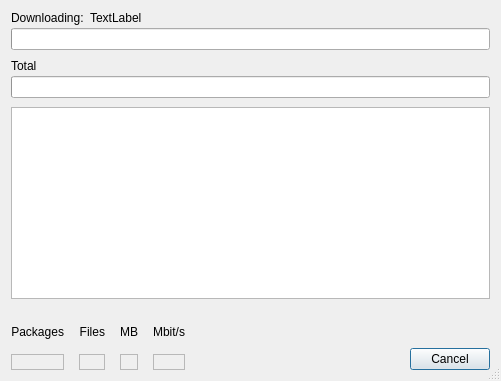
The window that Libraries/MiKTeX/UI/Qt/UpdateDialog.ui (MiKTeX/miktex) describes before a commit, drawn with Qt 5.
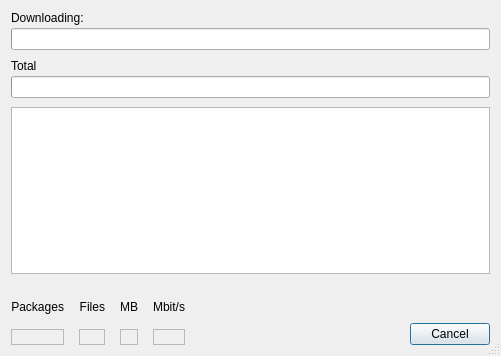
The same window after the commit.

Commit message: Fix text label (#664)

Diff of the .ui file:
```diff
--- a/Libraries/MiKTeX/UI/Qt/UpdateDialog.ui
+++ b/Libraries/MiKTeX/UI/Qt/UpdateDialog.ui
@@ -5,6 +5,14 @@
   <property name="windowModality">
    <enum>Qt::ApplicationModal</enum>
   </property>
+  <property name="geometry">
+   <rect>
+    <x>0</x>
+    <y>0</y>
+    <width>501</width>
+    <height>356</height>
+   </rect>
+  </property>
   <property name="minimumSize">
    <size>
     <width>501</width>
@@ -27,7 +35,7 @@
       <number>3</number>
      </property>
      <item>
-      <widget class="QWidget" name="" native="true">
+      <widget class="QWidget" name="widget" native="true">
        <layout class="QHBoxLayout" name="horizontalLayout">
         <property name="leftMargin">
          <number>0</number>
@@ -56,9 +64,6 @@
             <verstretch>0</verstretch>
            </sizepolicy>
           </property>
-          <property name="text">
-           <string>TextLabel</string>
-          </property>
          </widget>
         </item>
        </layout>
```
